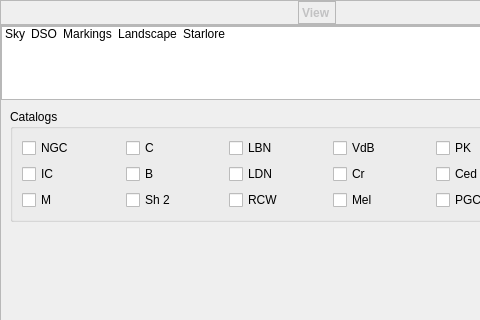
The window that src/gui/viewDialog.ui (519984307/stellarium_src) describes before a commit, drawn with Qt 5; both pictures show x 0 to 480 and y 0 to 320 of the 659 by 560 pixel window.
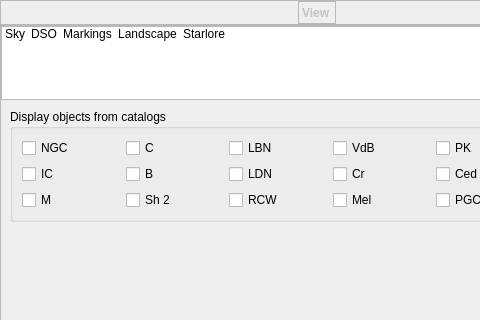
The same window after the commit. The open tabs and pages were chosen to show the change. Icons and pictures are not drawn. Custom widgets are drawn as their Qt base class.

Commit message: Updated tooltips for catalogs

Patch:
```diff
--- a/src/gui/viewDialog.ui
+++ b/src/gui/viewDialog.ui
@@ -1198,7 +1198,7 @@
           <item row="0" column="0">
            <widget class="QGroupBox" name="groupDSOCatalogs">
             <property name="title">
-             <string>Catalogs</string>
+             <string>Display objects from catalogs</string>
             </property>
             <layout class="QGridLayout" name="gridLayout_10">
              <item row="0" column="0">
```
Left out of the diff: 23 changed lines with no effect on the pictures. The commit also changes 1 other file.
